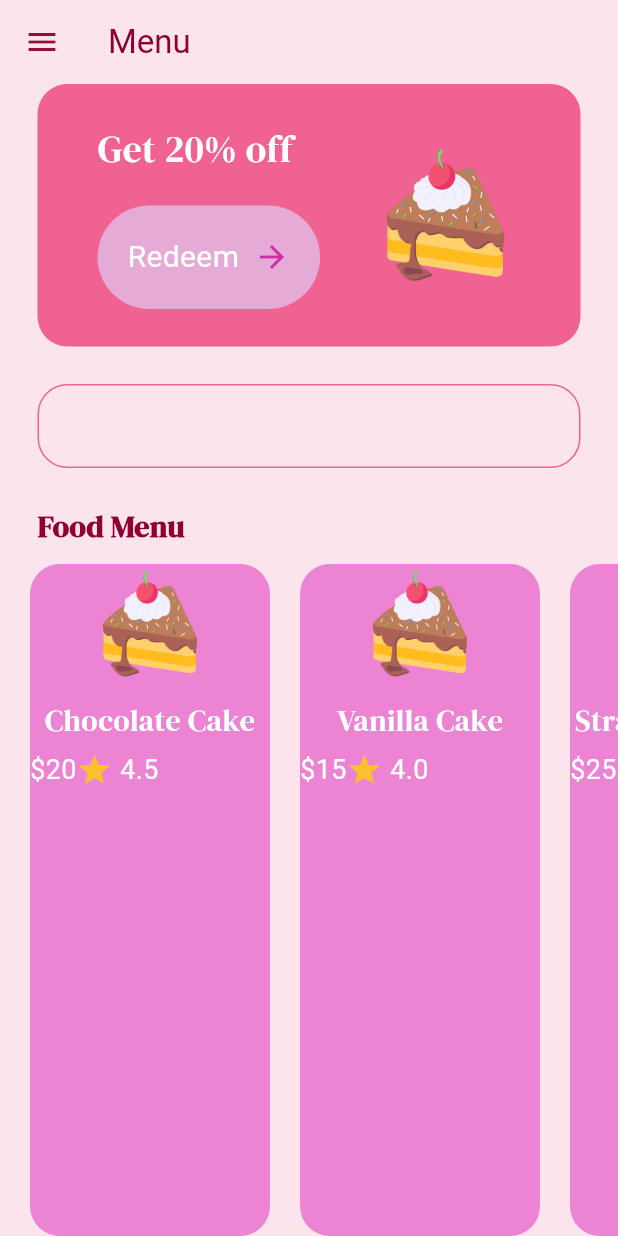
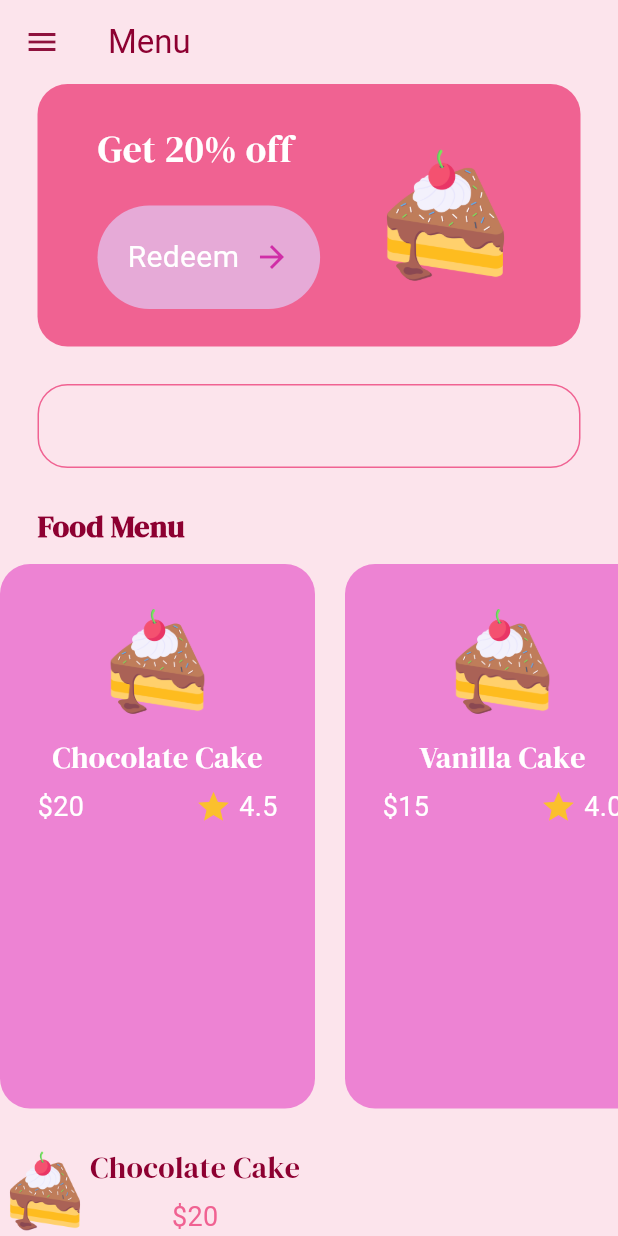
Before and after one commit to giselle-ming/gis-bakery, a Flutter app: the MenuPage screen opened by its route, on a phone screen of 412 x 824 dp. Run offline on Flutter 3.47's test engine with Material 3 defaults, Android fonts, the phone set to English and light mode, and no system bars; our stand-ins replace google_fonts.

Commit message:
fix margin for food menu

```diff
--- a/lib/components/food.tile.dart
+++ b/lib/components/food.tile.dart
@@ -9,11 +9,12 @@ class FoodTile extends StatelessWidget {
   @override
   Widget build(BuildContext context) {
     return Container(
+      padding: const EdgeInsets.all(25),
       decoration: BoxDecoration(
         color: const Color.fromARGB(255, 237, 131, 211),
         borderRadius: BorderRadius.circular(20),
       ),
-      margin: EdgeInsets.only(left: 20),
+      margin: const EdgeInsets.only(right: 20),
       child: Column(
         children: [
           // image
@@ -34,16 +35,21 @@ class FoodTile extends StatelessWidget {
           SizedBox(
             width: 160,
             child: Row(
+              mainAxisAlignment: MainAxisAlignment.spaceBetween,
               children: [
                 Text(
                   "\$${food.price}",
                   style: const TextStyle(fontSize: 18, color: Colors.white),
                 ),
-                Icon(Icons.star, color: Colors.yellow[700]),
-                const SizedBox(width: 5),
-                Text(
-                  food.rating,
-                  style: const TextStyle(fontSize: 18, color: Colors.white),
+                Row(
+                  children: [
+                    Icon(Icons.star, color: Colors.yellow[700]),
+                    const SizedBox(width: 5),
+                    Text(
+                      food.rating,
+                      style: const TextStyle(fontSize: 18, color: Colors.white),
+                    ),
+                  ],
                 ),
               ],
             ),
--- a/lib/pages/menu_page.dart
+++ b/lib/pages/menu_page.dart
@@ -140,7 +140,6 @@ class _MenuPageState extends State<MenuPage> {
 
           const SizedBox(height: 10),
 
-          // popular items
           Expanded(
             child: ListView.builder(
               scrollDirection: Axis.horizontal,
@@ -148,6 +147,33 @@ class _MenuPageState extends State<MenuPage> {
               itemBuilder: (context, index) => FoodTile(food: foodMenu[index]),
             ),
           ),
+          const SizedBox(height: 25),
+          // popular food
+          Container(
+            child: Row(
+              children: [
+                Image.asset('lib/images/cake.png', height: 60),
+
+                Column(
+                  children: [
+                    Text(
+                      "Chocolate Cake",
+                      style: GoogleFonts.dmSerifDisplay(
+                        fontSize: 20,
+                        color: const Color.fromARGB(255, 141, 0, 49),
+                      ),
+                    ),
+                    const SizedBox(height: 5),
+                    Text(
+                      "\$20",
+                      style: TextStyle(fontSize: 18, color: Colors.pink[300]),
+                    ),
+                  ],
+                ),
+                const SizedBox(width: 20),
+              ],
+            ),
+          ),
         ],
       ),
     );
```
